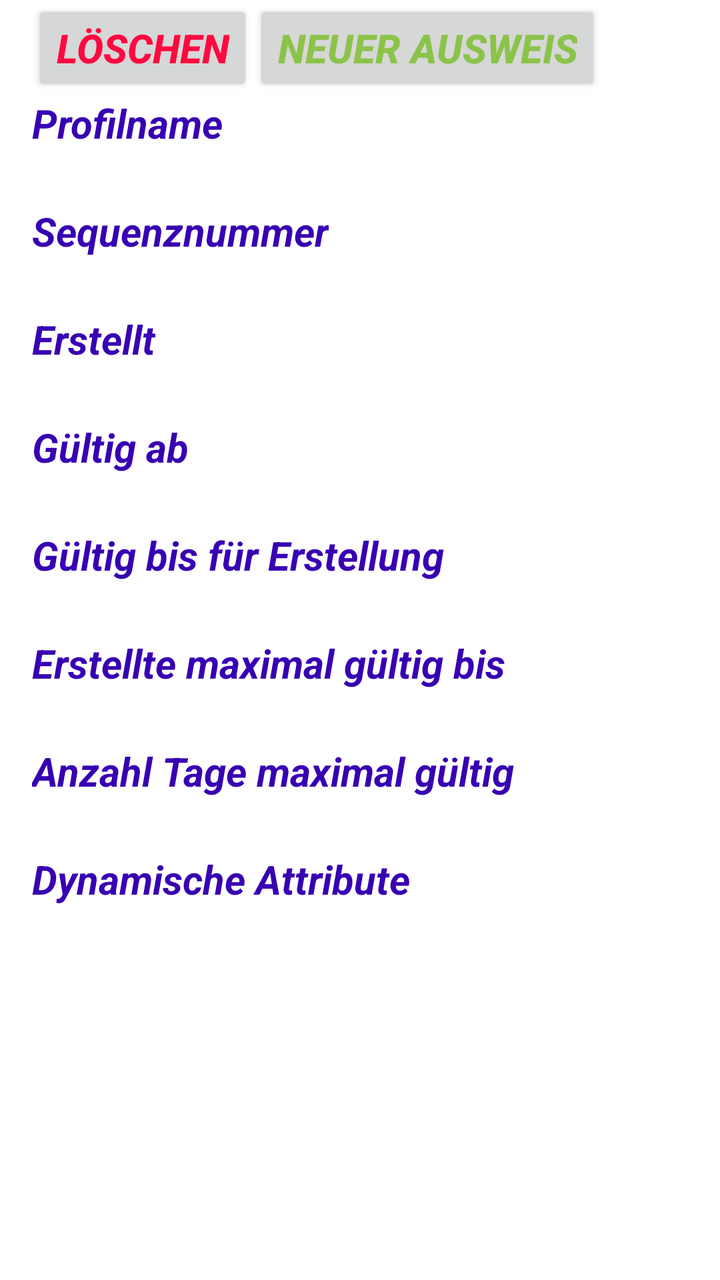
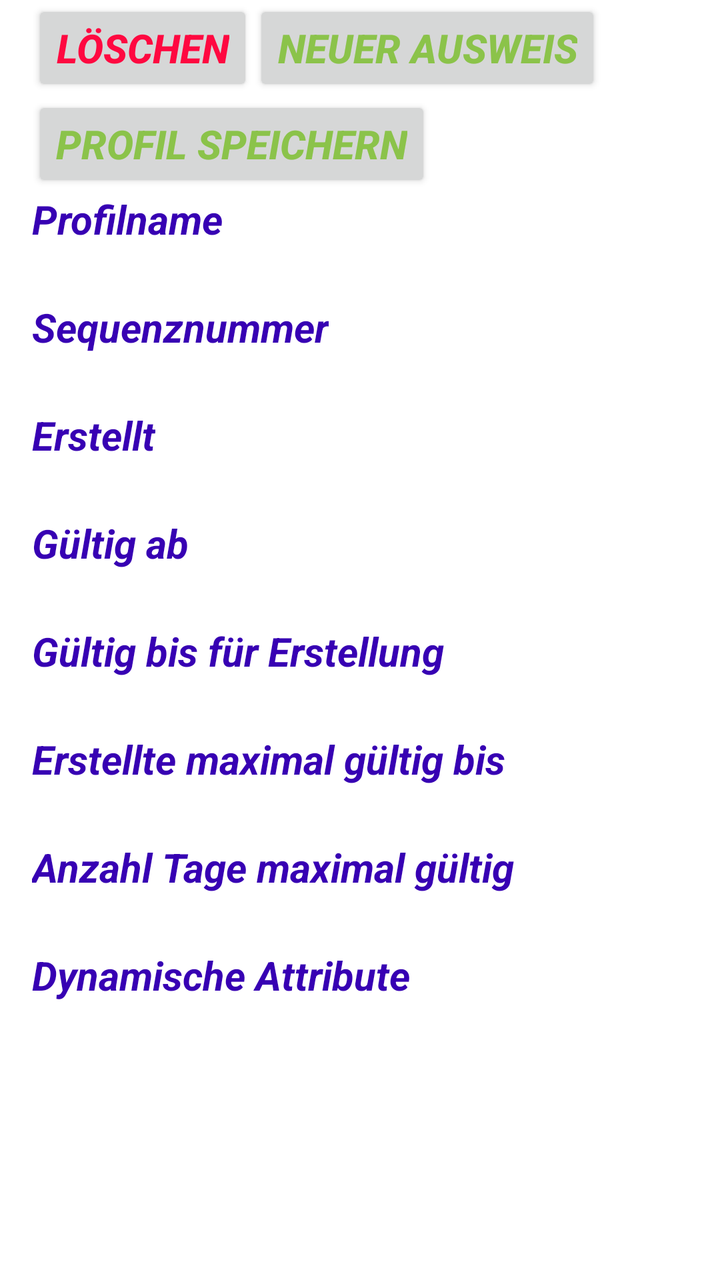

The first picture is an Android layout as it rendered before a commit; the second is the same layout after the commit. The layout source and the unified diff follow.
<!-- AndroidManifest.xml: application theme Theme.PommesfanIdentAndroid -->
<!-- res/layout/activity_profile_detail_view.xml -->
<?xml version="1.0" encoding="utf-8"?>
<ScrollView
        xmlns:android="http://schemas.android.com/apk/res/android"
        xmlns:tools="http://schemas.android.com/tools"
        android:id="@+id/publicProfileDetailView"
        android:layout_width="match_parent"
        android:layout_height="match_parent"
        android:paddingLeft="16dp"
        android:paddingRight="16dp"
        android:orientation="vertical"
        tools:context=".ProfileDetailView">

        <LinearLayout
                android:id="@+id/publicProfileAttributes"
                android:layout_width="match_parent"
                android:layout_height="match_parent"
                android:orientation="vertical">
                <LinearLayout
                        android:layout_width="match_parent"
                        android:layout_height="match_parent"
                        android:orientation="horizontal">
                        <Button
                                android:textSize="20sp"
                                android:layout_width="wrap_content"
                                android:layout_height="wrap_content"
                                android:textColor="#FF0840"
                                android:textStyle="bold|italic"
                                android:text="@string/l_schen"
                                android:id="@+id/btnDelete" />
                        <Button
                                android:textSize="20sp"
                                android:layout_width="wrap_content"
                                android:layout_height="wrap_content"
                                android:textColor="#8BC34A"
                                android:textStyle="bold|italic"
                                android:text="@string/neuer_ausweis"
                                android:id="@+id/btnNewID" />
        </LinearLayout>
        <TextView
                android:textSize="20sp"
                android:layout_width="wrap_content"
                android:layout_height="wrap_content"
                android:textColor="@color/purple_700"
                android:textStyle="bold|italic"
                android:text="@string/profilname" />
        <TextView
                android:textSize="20sp"
                android:layout_width="wrap_content"
                android:layout_height="wrap_content"
                android:id="@+id/fieldprofileName"/>
        <TextView
                android:textSize="20sp"
                android:layout_width="wrap_content"
                android:layout_height="wrap_content"
                android:textColor="@color/purple_700"
                android:textStyle="bold|italic"
                android:text="@string/sequenznummer" />
        <TextView
                android:textSize="20sp"
                android:layout_width="wrap_content"
                android:layout_height="wrap_content"
                android:id="@+id/sequence_number"/>
        <TextView
                android:textSize="20sp"
                android:layout_width="wrap_content"
                android:layout_height="wrap_content"
                android:textColor="@color/purple_700"
                android:textStyle="bold|italic"
                android:text="@string/erstellt"/>
        <TextView
                android:textSize="20sp"
                android:layout_width="wrap_content"
                android:layout_height="wrap_content"
                android:id="@+id/created"/>
        <TextView
                android:textSize="20sp"
                android:layout_width="wrap_content"
                android:layout_height="wrap_content"
                android:textColor="@color/purple_700"
                android:textStyle="bold|italic"
                android:text="@string/g_ltig_ab"/>
        <TextView
                android:textSize="20sp"
                android:layout_width="wrap_content"
                android:layout_height="wrap_content"
                android:id="@+id/valid_from"/>
        <TextView
                android:textSize="20sp"
                android:layout_width="wrap_content"
                android:layout_height="wrap_content"
                android:textColor="@color/purple_700"
                android:textStyle="bold|italic"
                android:text="@string/g_ltig_bis_f_r_erstellung"/>
        <TextView
                android:textSize="20sp"
                android:layout_width="wrap_content"
                android:layout_height="wrap_content"
                android:id="@+id/valid_for_creation"/>
        <TextView
                android:textSize="20sp"
                android:layout_width="wrap_content"
                android:layout_height="wrap_content"
                android:textColor="@color/purple_700"
                android:textStyle="bold|italic"
                android:text="@string/erstellte_maximal_g_ltig_bis"/>
        <TextView
                android:textSize="20sp"
                android:layout_width="wrap_content"
                android:layout_height="wrap_content"
                android:id="@+id/valid_for_created"/>
        <TextView
                android:textSize="20sp"
                android:layout_width="wrap_content"
                android:layout_height="wrap_content"
                android:textColor="@color/purple_700"
                android:textStyle="bold|italic"
                android:text="@string/anzahl_tage_maximal_g_ltig"/>
        <TextView
                android:textSize="20sp"
                android:layout_width="wrap_content"
                android:layout_height="wrap_content"
                android:id="@+id/max_valid_days"/>
        <TextView
                android:textSize="20sp"
                android:layout_width="wrap_content"
                android:layout_height="wrap_content"
                android:textColor="@color/purple_700"
                android:textStyle="bold|italic"
                android:text="@string/dynamische_attribute"/>
    </LinearLayout>
</ScrollView>
<!-- resources referenced by this layout -->
<resources>
  <color name="purple_700">#FF3700B3</color>
  <string name="anzahl_tage_maximal_g_ltig">Anzahl Tage maximal gültig</string>
  <string name="dynamische_attribute">Dynamische Attribute</string>
  <string name="erstellt">Erstellt</string>
  <string name="erstellte_maximal_g_ltig_bis">Erstellte maximal gültig bis</string>
  <string name="g_ltig_ab">Gültig ab</string>
  <string name="g_ltig_bis_f_r_erstellung">Gültig bis für Erstellung</string>
  <string name="l_schen">Löschen</string>
  <string name="neuer_ausweis">Neuer Ausweis</string>
  <string name="profilname">Profilname</string>
  <string name="sequenznummer">Sequenznummer</string>
  <style name="Theme.PommesfanIdentAndroid" parent="Theme.MaterialComponents.DayNight.NoActionBar">
          
          <item name="colorPrimary">@color/purple_500</item>
          <item name="colorPrimaryVariant">@color/purple_700</item>
          <item name="colorOnPrimary">@color/white</item>
          
          <item name="colorSecondary">@color/teal_200</item>
          <item name="colorSecondaryVariant">@color/teal_700</item>
          <item name="colorOnSecondary">@color/black</item>
          
          <item name="android:statusBarColor">?attr/colorPrimaryVariant</item>
          
      </style>
  <color name="purple_500">#FF6200EE</color>
  <color name="white">#FFFFFFFF</color>
  <color name="teal_200">#FF03DAC5</color>
  <color name="teal_700">#FF018786</color>
  <color name="black">#FF000000</color>
</resources>

<!-- the commit's change to res/layout/activity_profile_detail_view.xml (unified diff, before → after) -->
@@ -36,6 +36,14 @@
                                 android:text="@string/neuer_ausweis"
                                 android:id="@+id/btnNewID" />
         </LinearLayout>
+        <Button
+                android:textSize="20sp"
+                android:layout_width="wrap_content"
+                android:layout_height="wrap_content"
+                android:textColor="#8BC34A"
+                android:textStyle="bold|italic"
+                android:text="@string/profil_speichern"
+                android:id="@+id/btnExportProfile" />
         <TextView
                 android:textSize="20sp"
                 android:layout_width="wrap_content"
<!-- resource entries referenced after the edit -->
@@ -9,6 +9,7 @@
   <string name="g_ltig_bis_f_r_erstellung">Gültig bis für Erstellung</string>
   <string name="l_schen">Löschen</string>
   <string name="neuer_ausweis">Neuer Ausweis</string>
+  <string name="profil_speichern">Profil speichern</string>
   <string name="profilname">Profilname</string>
   <string name="sequenznummer">Sequenznummer</string>
   <style name="Theme.PommesfanIdentAndroid" parent="Theme.MaterialComponents.DayNight.NoActionBar">
